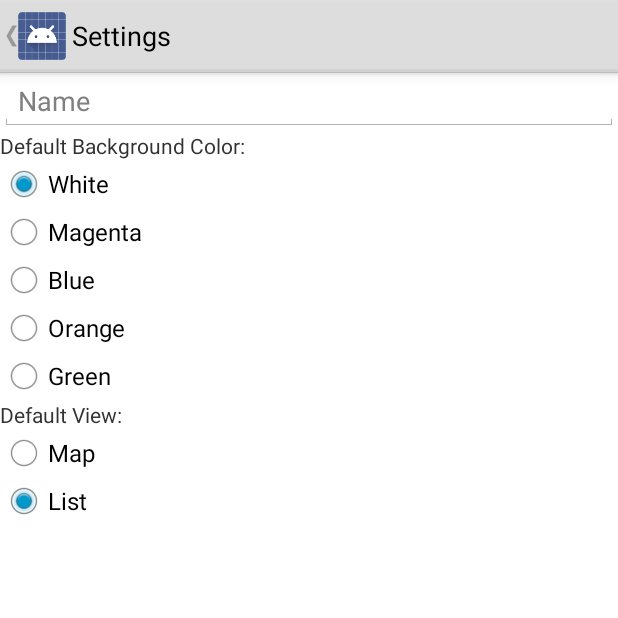
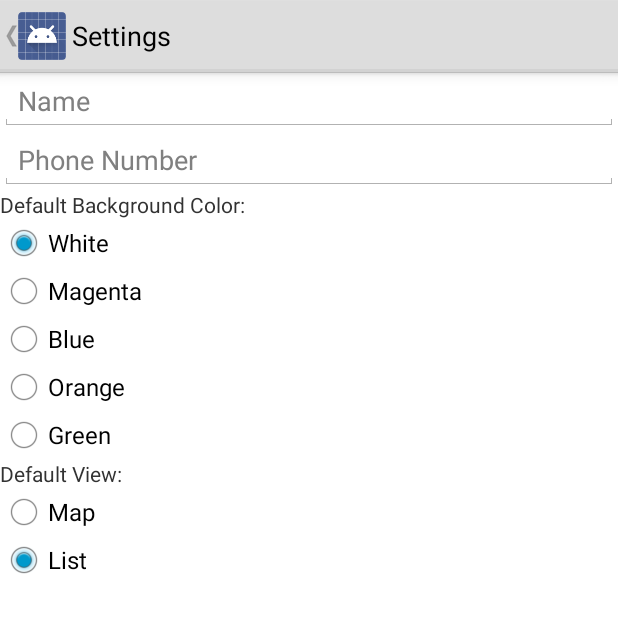
Before and after one commit to sammytrhodes/FindMyPuppy, an Android app: the screen it shows after launch (SettingsActivity), in the options menu, after a tap on "Settings", on a phone screen of 412 x 824 dp, the top half of it. Run offline under Robolectric (Android 15) with nearby library versions, the phone set to English and light mode, and no system bars.

Commit message:
puppies now have contact info. user name and phone number stored in settings implemeneted.

```diff
--- a/FindMyPuppy/app/src/main/java/com/example/akimchukdaniel/findmypuppy/LostPuppyDbHelper.java
+++ b/FindMyPuppy/app/src/main/java/com/example/akimchukdaniel/findmypuppy/LostPuppyDbHelper.java
@@ -21,13 +21,15 @@ public class LostPuppyDbHelper extends SQLiteOpenHelper {
                     LostPuppyEntry.COLUMN_NAME_FUR_COLOR + " TEXT," +
                     LostPuppyEntry.COLUMN_NAME_EYE + " TEXT," +
                     LostPuppyEntry.COLUMN_NAME_LAST_LOCATION + " TEXT," +
-                    LostPuppyEntry.COLUMN_NAME_LAST_TIME + " TEXT )";
+                    LostPuppyEntry.COLUMN_NAME_LAST_TIME + " TEXT," +
+                    LostPuppyEntry.COLUMN_NAME_PHONE + " TEXT," +
+                    LostPuppyEntry.COLUMN_NAME_REPORTER + " TEXT )";
 
     private static final String SQL_DELETE_ENTRIES = "DROP TABLE IF EXISTS " + LostPuppyEntry.TABLE_NAME;
 
 
     public static final int DATABASE_VERSION = 1;
-    public static final String DATABASE_NAME = "LostPuppiesNEWwithlostfound.db";
+    public static final String DATABASE_NAME = "LostPuppiesNEWwithlostfoundandreporters.db";
 
 
     public LostPuppyDbHelper(Context context) {
--- a/FindMyPuppy/app/src/main/java/com/example/akimchukdaniel/findmypuppy/PuppyDialogFragment.java
+++ b/FindMyPuppy/app/src/main/java/com/example/akimchukdaniel/findmypuppy/PuppyDialogFragment.java
@@ -33,6 +33,8 @@ public class PuppyDialogFragment extends DialogFragment {
                         Date date = new Date(Integer.parseInt(dateStr[2]) - 1900, Integer.parseInt(dateStr[0]), Integer.parseInt(dateStr[1]));
                         intent.putExtra("date", sdf.format(date));
                         intent.putExtra("lostfound", c.getString(c.getColumnIndex(LostPuppy.LostPuppyEntry.COLUMN_NAME_LOSTFOUND)));
+                        intent.putExtra("phone", c.getString(c.getColumnIndex(LostPuppy.LostPuppyEntry.COLUMN_NAME_PHONE)));
+                        intent.putExtra("reporter", c.getString(c.getColumnIndex(LostPuppy.LostPuppyEntry.COLUMN_NAME_REPORTER)));
                         startActivity(intent);
                     }
                 })
--- a/FindMyPuppy/app/src/main/java/com/example/akimchukdaniel/findmypuppy/SettingsActivity.java
+++ b/FindMyPuppy/app/src/main/java/com/example/akimchukdaniel/findmypuppy/SettingsActivity.java
@@ -13,7 +13,7 @@ import android.widget.RadioGroup;
  */
 
 public class SettingsActivity extends Activity {
-    EditText name;
+    EditText name, phone;
     RadioGroup bgColor, defaultView;
     @Override
     protected void onCreate(Bundle savedInstanceState) {
@@ -22,6 +22,7 @@ public class SettingsActivity extends Activity {
         name = (EditText) findViewById(R.id.nameSetting);
         bgColor = (RadioGroup) findViewById(R.id.backgroundRadio);
         defaultView = (RadioGroup) findViewById(R.id.defaultView);
+        phone = (EditText) findViewById(R.id.phoneSetting);
 
         LinearLayout layout = (LinearLayout) findViewById(R.id.settingsLayout);
         SharedPreferences preferences = getSharedPreferences("preferences", MODE_PRIVATE);
@@ -43,6 +44,14 @@ public class SettingsActivity extends Activity {
                 layout.setBackgroundColor(getResources().getColor(R.color.green));
                 break;
         }
+
+        if (!preferences.getString("name", "").equals("")) {
+            name.setText(preferences.getString("name", ""));
+        }
+
+        if (!preferences.getString("phone", "").equals("")) {
+            phone.setText(preferences.getString("phone", ""));
+        }
     }
 
     @Override
@@ -52,6 +61,7 @@ public class SettingsActivity extends Activity {
         preferences.edit().putString("name", name.getText().toString())
                 .putString("bgColor", ((RadioButton)findViewById(bgColor.getCheckedRadioButtonId())).getContentDescription().toString())
                 .putString("defaultView",((RadioButton)findViewById(defaultView.getCheckedRadioButtonId())).getContentDescription().toString())
+                .putString("phone", phone.getText().toString())
                 .commit();
     }
 }
--- a/FindMyPuppy/app/src/main/res/layout/make_report.xml
+++ b/FindMyPuppy/app/src/main/res/layout/make_report.xml
@@ -27,12 +27,14 @@
             android:layout_width="wrap_content"
             android:layout_height="wrap_content"
             android:id="@+id/lostbutton"
-            android:text="Lost Puppy Report"/>
+            android:text="Lost Puppy Report"
+            android:contentDescription="LOST"/>
         <RadioButton
             android:layout_width="wrap_content"
             android:layout_height="wrap_content"
             android:id="@+id/foundbutton"
-            android:text="Found Puppy Report"/>
+            android:text="Found Puppy Report"
+            android:contentDescription="FOUND"/>
     </RadioGroup>
 
     <TextView
--- a/FindMyPuppy/app/src/main/res/layout/settings.xml
+++ b/FindMyPuppy/app/src/main/res/layout/settings.xml
@@ -12,6 +12,13 @@
         android:ems="10"
         android:id="@+id/nameSetting"
         android:hint="Name" />
+    <EditText
+        android:layout_width="match_parent"
+        android:layout_height="wrap_content"
+        android:inputType="phone"
+        android:ems="10"
+        android:id="@+id/phoneSetting"
+        android:hint="Phone Number" />
     <TextView
         android:layout_width="wrap_content"
         android:layout_height="wrap_content"
```
Also changed, not shown: FindMyPuppy/app/src/main/java/com/example/akimchukdaniel/findmypuppy/ListActivity.java (+11 -3 lines), FindMyPuppy/app/src/main/java/com/example/akimchukdaniel/findmypuppy/LostPuppy.java (+10 -1 lines), FindMyPuppy/app/src/main/java/com/example/akimchukdaniel/findmypuppy/MakeReport.java (+9 -1 lines), FindMyPuppy/app/src/main/java/com/example/akimchukdaniel/findmypuppy/MapsActivity.java (+9 -3 lines), FindMyPuppy/app/src/main/java/com/example/akimchukdaniel/findmypuppy/PuppyDetailActivity.java (+8 -2 lines).
